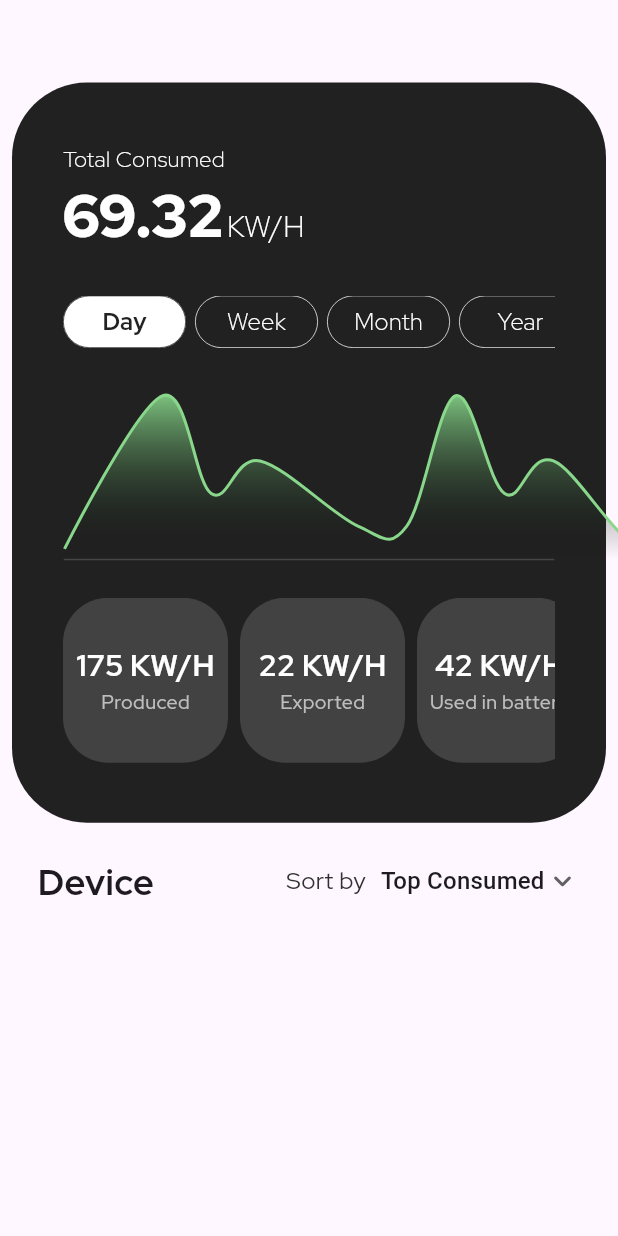
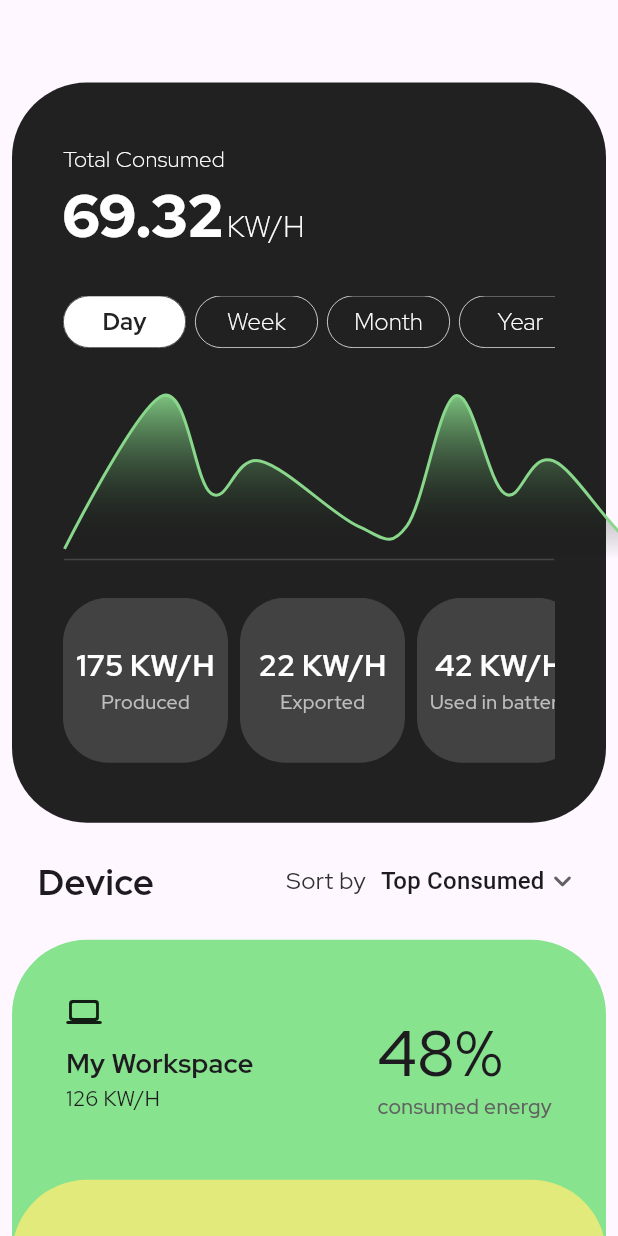
Before and after one commit to Kami-wasTaken/solar_panel_dribbble_clone, a Flutter app: the HomePage screen opened directly, on a phone screen of 412 x 824 dp. Run offline on Flutter 3.47's test engine with Material 3 defaults, Android fonts, the phone set to English and light mode, and no system bars; drawn by our look-alikes of fl_chart; our stand-ins replace google_fonts, smooth_page_indicator.

Commit message:
Completed Clone

```diff
--- a/lib/pages/home_page.dart
+++ b/lib/pages/home_page.dart
@@ -2,6 +2,7 @@
 
 import 'package:flutter/material.dart';
 import 'package:google_fonts/google_fonts.dart';
+import 'package:solar_panel_dribbble_clone/pages/home_util/devices.dart';
 import 'package:solar_panel_dribbble_clone/pages/home_util/drop_down.dart';
 import 'home_util/summary_chart.dart';
 
@@ -11,11 +12,13 @@ class HomePage extends StatelessWidget {
   @override
   Widget build(BuildContext context) {
     return Scaffold(
-        body: Column(
+        body: SingleChildScrollView(
+      child: Column(
         children: [
           SummaryChart(),
           Padding(
-          padding: const EdgeInsets.symmetric(horizontal: 25.0, vertical: 15.0),
+            padding:
+                const EdgeInsets.symmetric(horizontal: 25.0, vertical: 15.0),
             child: Row(
               mainAxisAlignment: MainAxisAlignment.spaceBetween,
               crossAxisAlignment: CrossAxisAlignment.center,
@@ -44,7 +47,9 @@ class HomePage extends StatelessWidget {
           ),
 
           // Devices
+          Devices(),
         ],
+      ),
     ));
   }
 }
--- /dev/null
+++ b/lib/pages/home_util/devices.dart
@@ -0,0 +1,151 @@
+// ignore_for_file: prefer_const_constructors, prefer_const_literals_to_create_immutables
+
+import 'package:flutter/material.dart';
+import 'package:google_fonts/google_fonts.dart';
+
+class Devices extends StatelessWidget {
+  const Devices({super.key});
+
+  @override
+  Widget build(BuildContext context) {
+    return Container(
+      height: 400,
+      child: Padding(
+        padding: const EdgeInsets.symmetric(horizontal: 8.0),
+        child: Stack(
+          children: [
+            Container(
+              width: MediaQuery.of(context).size.width,
+              decoration: BoxDecoration(
+                color: Color.fromARGB(255, 135, 227, 141),
+                borderRadius: BorderRadius.circular(50),
+              ),
+              child: Padding(
+                padding: const EdgeInsets.all(36.0),
+                child: Row(
+                  mainAxisAlignment: MainAxisAlignment.spaceBetween,
+                  crossAxisAlignment: CrossAxisAlignment.center,
+                  children: [
+                    Column(
+                      crossAxisAlignment: CrossAxisAlignment.start,
+                      children: [
+                        Padding(
+                          padding: EdgeInsets.only(bottom: 10.0),
+                          child: Icon(Icons.computer_rounded),
+                        ),
+                        Text(
+                          "My Workspace",
+                          style: GoogleFonts.redHatDisplay(
+                            fontSize: 18,
+                            fontWeight: FontWeight.bold,
+                          ),
+                        ),
+                        Text(
+                          "126 KW/H",
+                          style: GoogleFonts.redHatDisplay(
+                            fontSize: 14,
+                            fontWeight: FontWeight.w400,
+                          ),
+                        )
+                      ],
+                    ),
+                    Padding(
+                      padding: const EdgeInsets.only(top: 15.0),
+                      child: Column(
+                        crossAxisAlignment: CrossAxisAlignment.start,
+                        children: [
+                          Text(
+                            "48%",
+                            style: GoogleFonts.redHatDisplay(
+                              fontSize: 42,
+                              fontWeight: FontWeight.w500,
+                              height: 1.2,
+                            ),
+                          ),
+                          Text(
+                            "consumed energy",
+                            style: GoogleFonts.redHatDisplay(
+                              fontSize: 14,
+                              fontWeight: FontWeight.w500,
+                              color: Colors.grey[700],
+                            ),
+                          ),
+                        ],
+                      ),
+                    ),
+                  ],
+                ),
+              ),
+            ),
+            Padding(
+              padding: const EdgeInsets.only(top: 160.0),
+              child: Container(
+                width: MediaQuery.of(context).size.width,
+                decoration: BoxDecoration(
+                  color: Color.fromARGB(255, 226, 234, 124),
+                  borderRadius: BorderRadius.circular(50),
+                ),
+                child: Padding(
+                  padding: const EdgeInsets.all(36.0),
+                  child: Row(
+                    mainAxisAlignment: MainAxisAlignment.spaceBetween,
+                    crossAxisAlignment: CrossAxisAlignment.center,
+                    children: [
+                      Column(
+                        crossAxisAlignment: CrossAxisAlignment.start,
+                        children: [
+                          Padding(
+                            padding: EdgeInsets.only(bottom: 10.0),
+                            child: Icon(Icons.bed_outlined),
+                          ),
+                          Text(
+                            "Bedroom",
+                            style: GoogleFonts.redHatDisplay(
+                              fontSize: 18,
+                              fontWeight: FontWeight.bold,
+                            ),
+                          ),
+                          Text(
+                            "54 KW/H",
+                            style: GoogleFonts.redHatDisplay(
+                              fontSize: 14,
+                              fontWeight: FontWeight.w400,
+                            ),
+                          )
+                        ],
+                      ),
+                      Padding(
+                        padding: const EdgeInsets.only(top: 15.0),
+                        child: Column(
+                          crossAxisAlignment: CrossAxisAlignment.start,
+                          children: [
+                            Text(
+                              "15%",
+                              style: GoogleFonts.redHatDisplay(
+                                fontSize: 42,
+                                fontWeight: FontWeight.w500,
+                                height: 1.2,
+                              ),
+                            ),
+                            Text(
+                              "consumed energy",
+                              style: GoogleFonts.redHatDisplay(
+                                fontSize: 14,
+                                fontWeight: FontWeight.w500,
+                                color: Colors.grey[700],
+                              ),
+                            ),
+                          ],
+                        ),
+                      ),
+                    ],
+                  ),
+                ),
+              ),
+            ),
+          ],
+        ),
+      ),
+    );
+  }
+}
```
Lines whose indentation alone changed are shown as unchanged.
